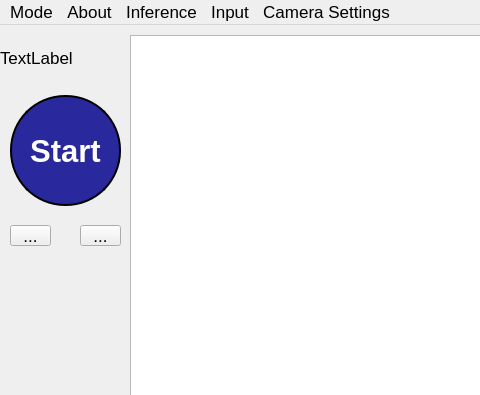
First picture: the form in mainwindow.ui, repository renesas-rz/rz-edge-ai-demo, before the edit; both pictures show x 0 to 480 and y 0 to 395 of the 1360 by 650 pixel window.
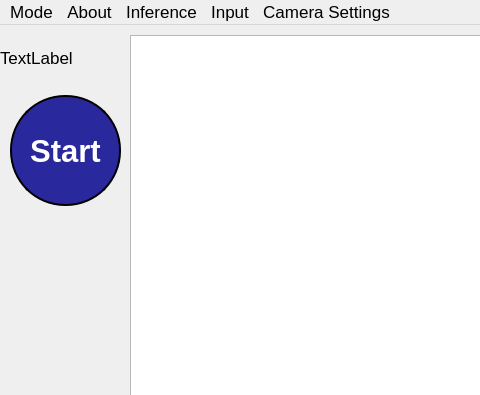
Second picture: the form after the edit.

Commit message:
object-detection: Remove video control buttons
The object detection mode has dropped support for video control. When a
video file is loaded, it can be played with inference using the Start
Inference button.

```diff
--- a/mainwindow.ui
+++ b/mainwindow.ui
@@ -245,32 +245,6 @@
        <bool>false</bool>
       </property>
      </widget>
-     <widget class="QToolButton" name="toolButtonStop">
-      <property name="geometry">
-       <rect>
-        <x>80</x>
-        <y>140</y>
-        <width>41</width>
-        <height>21</height>
-       </rect>
-      </property>
-      <property name="text">
-       <string>...</string>
-      </property>
-     </widget>
-     <widget class="QToolButton" name="toolButtonPlay">
-      <property name="geometry">
-       <rect>
-        <x>10</x>
-        <y>140</y>
-        <width>41</width>
-        <height>21</height>
-       </rect>
-      </property>
-      <property name="text">
-       <string>...</string>
-      </property>
-     </widget>
     </widget>
    </widget>
    <widget class="QStackedWidget" name="stackedWidgetRight">
```
The commit also changes 8 other files.
